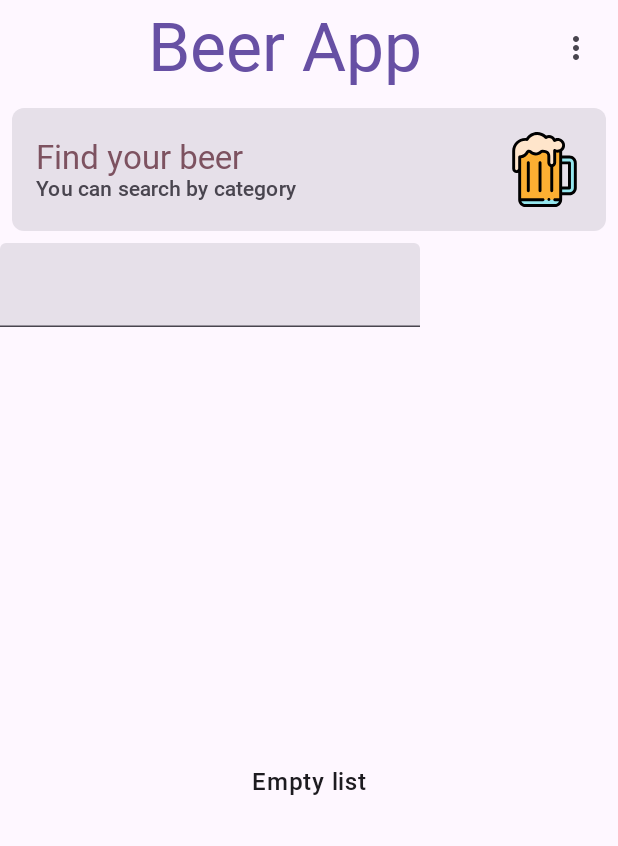
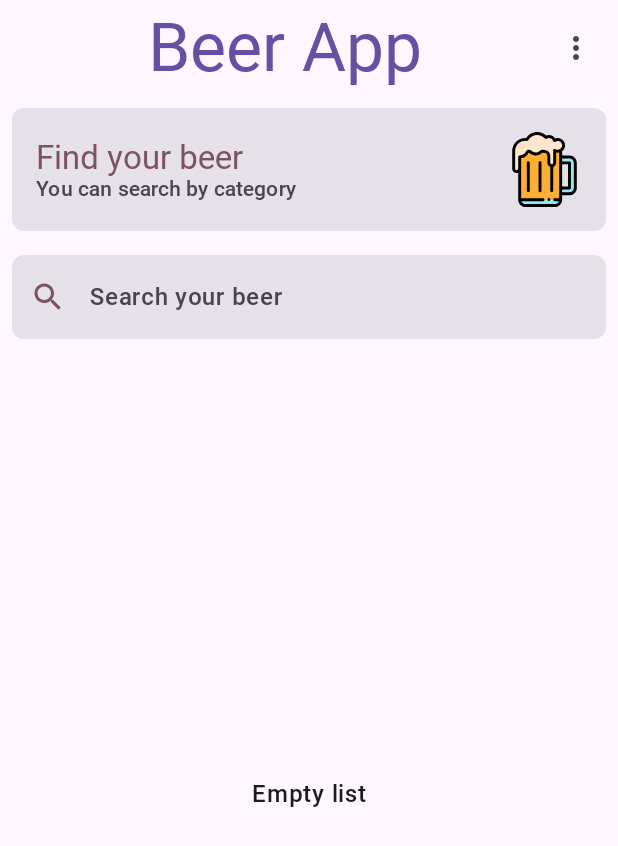
Before and after one commit to Barros9/BeerApp, an Android app built with Jetpack Compose: the @Preview function HomeContentPreviewEmpty, on a phone screen of 412 x 824 dp. Shown: the top 846 px of the screen. Run offline under Robolectric (Android 15) with nearby library versions, the light colour scheme and no system bars.

Commit message:
Extract search

```diff
--- a/features/home/src/main/java/com/barros/beerapp/features/home/presentation/HomeScreen.kt
+++ b/features/home/src/main/java/com/barros/beerapp/features/home/presentation/HomeScreen.kt
@@ -17,7 +17,6 @@ import androidx.compose.material3.MaterialTheme
 import androidx.compose.material3.Scaffold
 import androidx.compose.material3.Text
 import androidx.compose.material3.TextButton
-import androidx.compose.material3.TextField
 import androidx.compose.material3.TopAppBar
 import androidx.compose.runtime.Composable
 import androidx.compose.runtime.collectAsState
@@ -150,12 +149,13 @@ private fun HomeContent(
                 .fillMaxSize()
                 .padding(paddingValues)
         ) {
-            HomeHeader(
-                modifier = modifier
+            HomeHeader(modifier = modifier)
+
+            HomeSearch(
+                modifier = modifier,
+                search = search,
+                onSearchChange = onSearchChange,
             )
-
-            // TODO  move outside
-            TextField(value = search, onValueChange = { text -> onSearchChange(text) })
 
             HomeList(
                 modifier = modifier,
--- /dev/null
+++ b/features/home/src/main/java/com/barros/beerapp/features/home/presentation/HomeSearch.kt
@@ -0,0 +1,80 @@
+package com.barros.beerapp.features.home.presentation
+
+import androidx.compose.foundation.layout.fillMaxWidth
+import androidx.compose.foundation.layout.padding
+import androidx.compose.foundation.text.KeyboardActions
+import androidx.compose.foundation.text.KeyboardOptions
+import androidx.compose.material.icons.Icons
+import androidx.compose.material.icons.filled.Search
+import androidx.compose.material3.Icon
+import androidx.compose.material3.MaterialTheme
+import androidx.compose.material3.Text
+import androidx.compose.material3.TextField
+import androidx.compose.material3.TextFieldDefaults
+import androidx.compose.runtime.Composable
+import androidx.compose.ui.ExperimentalComposeUiApi
+import androidx.compose.ui.Modifier
+import androidx.compose.ui.graphics.Color
+import androidx.compose.ui.platform.LocalSoftwareKeyboardController
+import androidx.compose.ui.res.dimensionResource
+import androidx.compose.ui.res.stringResource
+import androidx.compose.ui.text.input.ImeAction
+import androidx.compose.ui.text.input.KeyboardType
+import androidx.compose.ui.tooling.preview.Preview
+import com.barros.beerapp.features.home.R
+import com.barros.beerapp.libraries.ui.theme.BeerAppTheme
+import com.barros.beerapp.libraries.ui.theme.Shapes
+import com.barros.beerapp.libraries.ui.R as R_UI
+
+@OptIn(ExperimentalComposeUiApi::class)
+@Composable
+internal fun HomeSearch(
+    modifier: Modifier,
+    search: String,
+    onSearchChange: (String) -> Unit,
+) {
+    val keyboardController = LocalSoftwareKeyboardController.current
+
+    TextField(
+        modifier = modifier
+            .fillMaxWidth()
+            .padding(dimensionResource(R_UI.dimen.spacing_8)),
+        shape = Shapes.medium,
+        singleLine = true,
+        maxLines = 1,
+        placeholder = { Text(stringResource(id = R.string.home_search_message)) },
+        leadingIcon = {
+            Icon(
+                imageVector = Icons.Filled.Search,
+                contentDescription = null,
+                tint = MaterialTheme.colorScheme.tertiary
+            )
+        },
+        colors = TextFieldDefaults.colors(
+            focusedIndicatorColor = Color.Transparent,
+            disabledIndicatorColor = Color.Transparent,
+            unfocusedIndicatorColor = Color.Transparent,
+        ),
+        keyboardOptions = KeyboardOptions(
+            keyboardType = KeyboardType.Password,
+            imeAction = ImeAction.Search
+        ),
+        keyboardActions = KeyboardActions(
+            onDone = { keyboardController?.hide() }
+        ),
+        value = search,
+        onValueChange = { text -> onSearchChange(text) }
+    )
+}
+
+@Preview(showBackground = true)
+@Composable
+private fun HeaderPreview() {
+    BeerAppTheme {
+        HomeSearch(
+            modifier = Modifier,
+            search = "",
+            onSearchChange = {}
+        )
+    }
+}
--- a/features/home/src/main/java/com/barros/beerapp/features/home/presentation/HomeViewModel.kt
+++ b/features/home/src/main/java/com/barros/beerapp/features/home/presentation/HomeViewModel.kt
@@ -16,6 +16,7 @@ import com.barros.beerapp.libraries.navigator.destinations.DetailDestination
 import com.barros.beerapp.libraries.navigator.navigation.Navigator
 import dagger.hilt.android.lifecycle.HiltViewModel
 import kotlinx.coroutines.CoroutineExceptionHandler
+import kotlinx.coroutines.delay
 import kotlinx.coroutines.flow.MutableStateFlow
 import kotlinx.coroutines.flow.StateFlow
 import kotlinx.coroutines.flow.collectLatest
@@ -63,6 +64,7 @@ class HomeViewModel @Inject constructor(
             if (page == 1 || _isPaginationExhaust.value.not()) {
                 showLoading()
                 getBeersUseCase(search = _search.value, page = page).collectLatest { result ->
+                    delay(1_000)
                     _uiState.value = when (result) {
                         is Error -> HomeUiState.Error
                         is Success -> {
--- a/features/home/src/main/res/values/strings.xml
+++ b/features/home/src/main/res/values/strings.xml
@@ -2,6 +2,7 @@
 <resources>
     <string name="home_title">Beer App</string>
     <string name="home_light_mode">Light Mode</string>
+    <string name="home_search_message">Search your beer</string>
     <string name="home_info_title">Info</string>
     <string name="home_info_message">Made by Barros9\nVersion %s</string>
     <string name="home_ok">OK</string>
```
